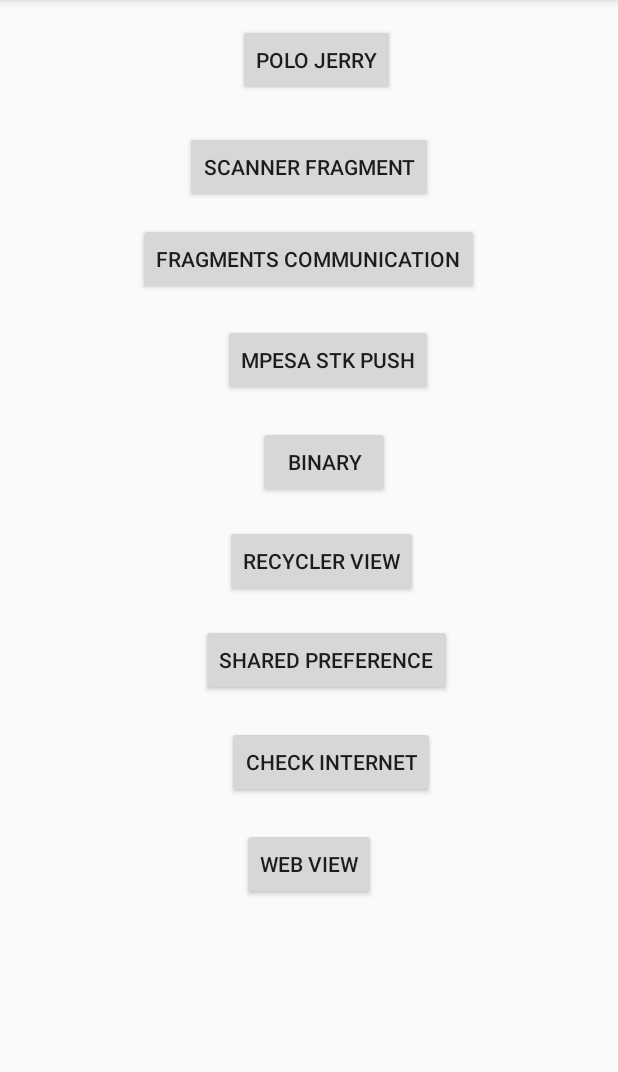
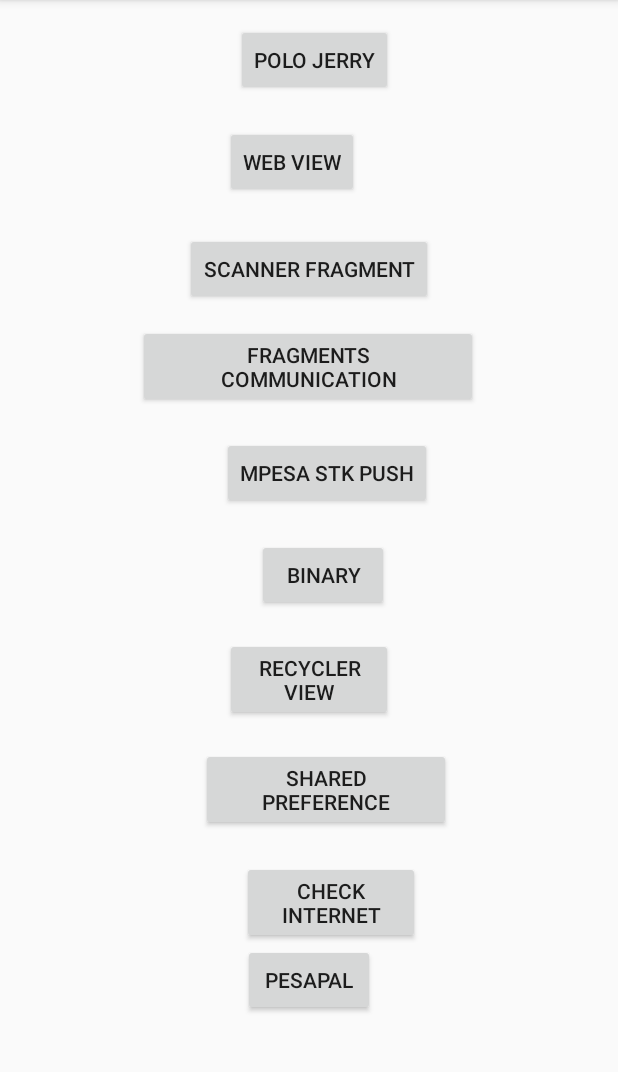
Before and after one commit to ngangavic/Android-Tests, an Android app: the screen it shows after launch (MainActivity), on a phone screen of 412 x 824 dp, the part 84-1156 px from its top. Run offline under Robolectric (Android 15) with nearby library versions, the phone set to English and light mode, and no system bars; our stand-ins replace Volley; libraries missing offline, so code that uses them is left out: com.ngangavictor.mpesa.

Commit message:
open pesapal on intent

```diff
--- a/app/src/main/java/com/ngangavic/test/MainActivity.java
+++ b/app/src/main/java/com/ngangavic/test/MainActivity.java
@@ -1,11 +1,14 @@
 package com.ngangavic.test;
 
+import android.content.ActivityNotFoundException;
 import android.content.Context;
 import android.content.Intent;
 import android.net.ConnectivityManager;
 import android.net.NetworkInfo;
+import android.net.Uri;
 import android.os.Bundle;
 import android.os.StrictMode;
+import android.util.Log;
 import android.view.View;
 import android.widget.Button;
 import android.widget.Toast;
@@ -15,6 +18,12 @@ import androidx.constraintlayout.widget.ConstraintLayout;
 import androidx.fragment.app.Fragment;
 import androidx.fragment.app.FragmentTransaction;
 
+import com.android.volley.Request;
+import com.android.volley.RequestQueue;
+import com.android.volley.Response;
+import com.android.volley.VolleyError;
+import com.android.volley.toolbox.StringRequest;
+import com.android.volley.toolbox.Volley;
 import com.google.android.material.snackbar.Snackbar;
 import com.ngangavic.test.fragment.FragmentActivity;
 import com.ngangavic.test.fragment.ScannerDialog;
@@ -40,6 +49,7 @@ public class MainActivity extends AppCompatActivity {
     Button buttonSharedPreference;
     Button buttonConnection;
     Button buttonWebView;
+    Button buttonPesaPal;
     ConstraintLayout ac_main;
 
     @Override
@@ -61,7 +71,8 @@ public class MainActivity extends AppCompatActivity {
         buttonSharedPreference = findViewById(R.id.buttonSharedPreference);
         buttonConnection = findViewById(R.id.buttonConnection);
         buttonWebView = findViewById(R.id.buttonWebView);
-        ac_main=findViewById(R.id.ac_main);
+        buttonPesaPal = findViewById(R.id.buttonPesaPal);
+        ac_main = findViewById(R.id.ac_main);
         buttonPolo.setOnClickListener(new View.OnClickListener() {
             @Override
             public void onClick(View v) {
@@ -116,13 +127,13 @@ public class MainActivity extends AppCompatActivity {
         buttonConnection.setOnClickListener(new View.OnClickListener() {
             @Override
             public void onClick(View v) {
-                ConnectivityManager ConnectionManager=(ConnectivityManager)getSystemService(Context.CONNECTIVITY_SERVICE);
-                NetworkInfo networkInfo=ConnectionManager.getActiveNetworkInfo();
-                if (networkInfo != null && networkInfo.isConnected()==true){
+                ConnectivityManager ConnectionManager = (ConnectivityManager) getSystemService(Context.CONNECTIVITY_SERVICE);
+                NetworkInfo networkInfo = ConnectionManager.getActiveNetworkInfo();
+                if (networkInfo != null && networkInfo.isConnected() == true) {
                     Snackbar.make(ac_main, "Connected to Internet", Snackbar.LENGTH_LONG)
                             .setAction("Action", null).show();
-                }else {
-                    Snackbar.make(ac_main,"Not connected to Internet",Snackbar.LENGTH_LONG).setAction("Action",null).show();
+                } else {
+                    Snackbar.make(ac_main, "Not connected to Internet", Snackbar.LENGTH_LONG).setAction("Action", null).show();
                 }
             }
         });
@@ -131,6 +142,43 @@ public class MainActivity extends AppCompatActivity {
             @Override
             public void onClick(View v) {
                 startActivity(new Intent(MainActivity.this, WebViewActivity.class));
+            }
+        });
+
+        buttonPesaPal.setOnClickListener(new View.OnClickListener() {
+            @Override
+            public void onClick(View v) {
+                RequestQueue queue = Volley.newRequestQueue(MainActivity.this);
+
+// Request a string response from the provided URL.
+                StringRequest stringRequest = new StringRequest(Request.Method.POST, "http://192.168.0.101/www.android.com/pesapal/action.php",
+                        new Response.Listener<String>() {
+                            @Override
+                            public void onResponse(String response) {
+                                // Display the first 500 characters of the response string.
+                                Log.d("PESAPAL",response);
+
+                                Intent i = new Intent(Intent.ACTION_VIEW, Uri.parse(response));
+                                i.addFlags(Intent.FLAG_ACTIVITY_NEW_TASK);
+                                i.setPackage("com.android.chrome");
+                                try {
+                                    startActivity(i);
+                                } catch (ActivityNotFoundException e) {
+                                    // Chrome is probably not installed
+                                    // Try with the default browser
+                                    i.setPackage(null);
+                                    startActivity(i);
+                                }
+                            }
+                        }, new Response.ErrorListener() {
+                    @Override
+                    public void onErrorResponse(VolleyError error) {
+                        error.printStackTrace();
+                    }
+                });
+
+// Add the request to the RequestQueue.
+                queue.add(stringRequest);
             }
         });
 
--- a/app/src/main/res/layout/activity_main.xml
+++ b/app/src/main/res/layout/activity_main.xml
@@ -6,6 +6,15 @@
     android:layout_height="match_parent"
     android:id="@+id/ac_main"
     tools:context=".MainActivity">
+
+    <ScrollView
+        android:layout_width="match_parent"
+        android:layout_height="match_parent">
+
+        <LinearLayout
+            android:layout_width="match_parent"
+            android:layout_height="wrap_content"
+            android:orientation="vertical" >
 
             <Button
                 android:id="@+id/buttonPolo"
@@ -16,10 +25,16 @@
                 android:layout_marginTop="16dp"
                 android:layout_marginEnd="148dp"
                 android:layout_marginRight="148dp"
-        android:text="Polo Jerry"
-        app:layout_constraintEnd_toEndOf="parent"
-        app:layout_constraintStart_toStartOf="parent"
-        app:layout_constraintTop_toTopOf="parent" />
+                android:text="Polo Jerry" />
+
+            <Button
+                android:id="@+id/buttonWebView"
+                android:layout_width="wrap_content"
+                android:layout_height="wrap_content"
+                android:layout_marginStart="150dp"
+                android:layout_marginTop="20dp"
+                android:layout_marginEnd="150dp"
+                android:text="Web View" />
 
             <Button
                 android:id="@+id/buttonScanner"
@@ -28,10 +43,7 @@
                 android:layout_marginStart="123dp"
                 android:layout_marginTop="23dp"
                 android:layout_marginEnd="123dp"
-        android:text="Scanner fragment"
-        app:layout_constraintEnd_toEndOf="parent"
-        app:layout_constraintStart_toStartOf="parent"
-        app:layout_constraintTop_toBottomOf="@+id/buttonPolo" />
+                android:text="Scanner fragment" />
 
             <Button
                 android:id="@+id/buttonFragments"
@@ -40,10 +52,7 @@
                 android:layout_marginStart="92dp"
                 android:layout_marginTop="13dp"
                 android:layout_marginEnd="93dp"
-        android:text="Fragments Communication"
-        app:layout_constraintEnd_toEndOf="parent"
-        app:layout_constraintStart_toStartOf="parent"
-        app:layout_constraintTop_toBottomOf="@+id/buttonScanner" />
+                android:text="Fragments Communication" />
 
             <Button
                 android:id="@+id/buttonStkPush"
@@ -52,10 +61,7 @@
                 android:layout_marginStart="148dp"
                 android:layout_marginTop="19dp"
                 android:layout_marginEnd="123dp"
-        android:text="Mpesa STK Push"
-        app:layout_constraintEnd_toEndOf="parent"
-        app:layout_constraintStart_toStartOf="parent"
-        app:layout_constraintTop_toBottomOf="@+id/buttonFragments" />
+                android:text="Mpesa STK Push" />
 
             <Button
                 android:id="@+id/buttonBinary"
@@ -64,10 +70,7 @@
                 android:layout_marginStart="171dp"
                 android:layout_marginTop="20dp"
                 android:layout_marginEnd="152dp"
-        android:text="Binary"
-        app:layout_constraintEnd_toEndOf="parent"
-        app:layout_constraintStart_toStartOf="parent"
-        app:layout_constraintTop_toBottomOf="@+id/buttonStkPush" />
+                android:text="Binary" />
 
             <Button
                 android:id="@+id/button_rv"
@@ -76,11 +79,7 @@
                 android:layout_marginStart="150dp"
                 android:layout_marginTop="18dp"
                 android:layout_marginEnd="150dp"
-        android:text="Recycler View"
-        app:layout_constraintEnd_toEndOf="parent"
-        app:layout_constraintHorizontal_bias="0.0"
-        app:layout_constraintStart_toStartOf="parent"
-        app:layout_constraintTop_toBottomOf="@+id/buttonBinary" />
+                android:text="Recycler View" />
 
             <Button
                 android:id="@+id/buttonSharedPreference"
@@ -89,10 +88,7 @@
                 android:layout_marginStart="134dp"
                 android:layout_marginTop="18dp"
                 android:layout_marginEnd="111dp"
-        android:text="Shared Preference"
-        app:layout_constraintEnd_toEndOf="parent"
-        app:layout_constraintStart_toStartOf="parent"
-        app:layout_constraintTop_toBottomOf="@+id/button_rv" />
+                android:text="Shared Preference" />
 
             <Button
                 android:id="@+id/buttonConnection"
@@ -101,21 +97,15 @@
                 android:layout_marginStart="161dp"
                 android:layout_marginTop="20dp"
                 android:layout_marginEnd="132dp"
-        android:text="Check Internet"
-        app:layout_constraintEnd_toEndOf="parent"
-        app:layout_constraintStart_toStartOf="parent"
-        app:layout_constraintTop_toBottomOf="@+id/buttonSharedPreference" />
+                android:text="Check Internet" />
 
             <Button
-        android:id="@+id/buttonWebView"
+                android:id="@+id/buttonPesaPal"
+                android:layout_gravity="center"
                 android:layout_width="wrap_content"
                 android:layout_height="wrap_content"
-        android:layout_marginStart="150dp"
-        android:layout_marginTop="20dp"
-        android:layout_marginEnd="150dp"
-        android:text="Web View"
-        app:layout_constraintEnd_toEndOf="parent"
-        app:layout_constraintStart_toStartOf="parent"
-        app:layout_constraintTop_toBottomOf="@+id/buttonConnection" />
+                android:text="PESAPAL" />
+        </LinearLayout>
+    </ScrollView>
 
 </androidx.constraintlayout.widget.ConstraintLayout>
```
Lines whose indentation alone changed are shown as unchanged.
